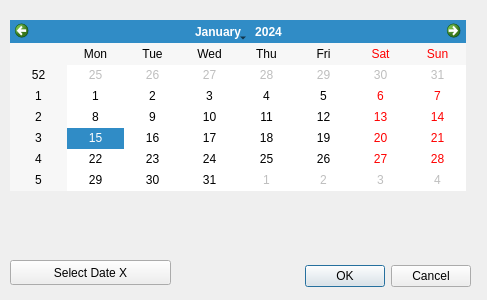
Above: dateselectiondialog.ui from maxjbport/Calculator-2 before the change. Below: the same form after it.
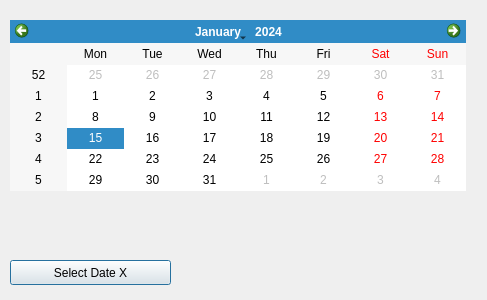
That is the form after the change.

```diff
--- a/dateselectiondialog.ui
+++ b/dateselectiondialog.ui
@@ -13,22 +13,6 @@
   <property name="windowTitle">
    <string>Dialog</string>
   </property>
-  <widget class="QDialogButtonBox" name="buttonBox">
-   <property name="geometry">
-    <rect>
-     <x>130</x>
-     <y>260</y>
-     <width>341</width>
-     <height>32</height>
-    </rect>
-   </property>
-   <property name="orientation">
-    <enum>Qt::Horizontal</enum>
-   </property>
-   <property name="standardButtons">
-    <set>QDialogButtonBox::Cancel|QDialogButtonBox::Ok</set>
-   </property>
-  </widget>
   <widget class="QPushButton" name="pushButton">
    <property name="geometry">
     <rect>
```
